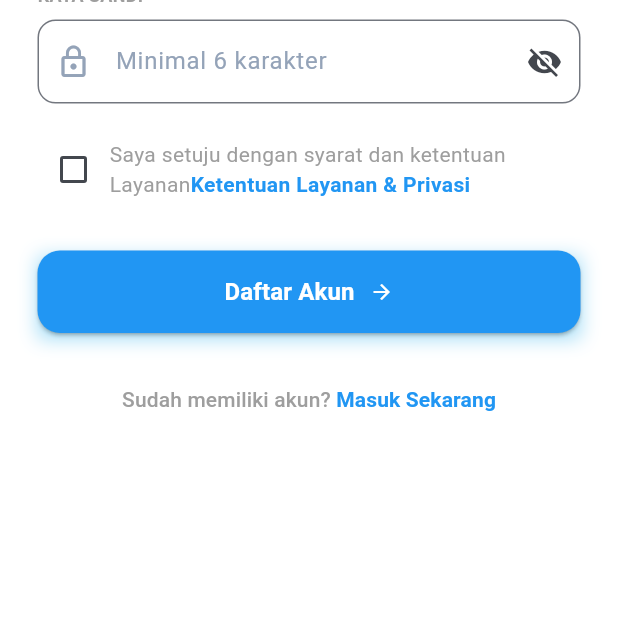
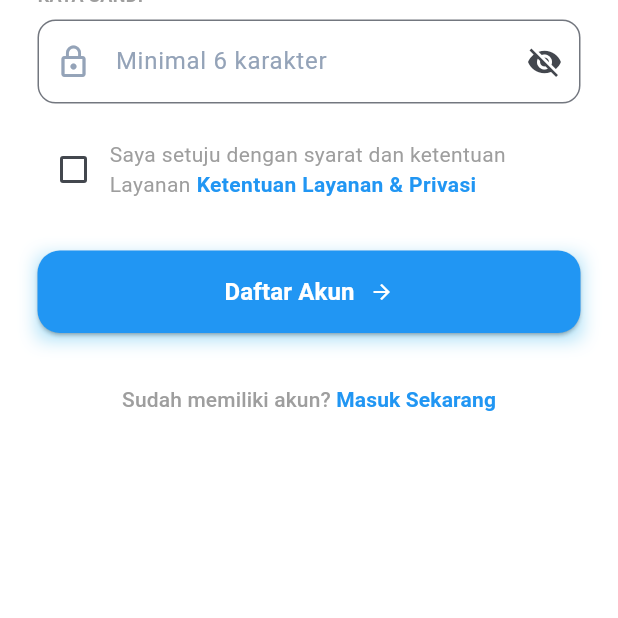
Before and after one commit to faldyardiansyah/mobile_proyek, a Flutter app: the RegisterScreen screen opened by its route, after a tap on "Daftar Akun", on a phone screen of 412 x 824 dp, the part 618-1236 px from its top. Run offline on Flutter 3.47's test engine with Material 3 defaults, Android fonts, the phone set to English and light mode, and no system bars; drawn by our look-alikes of flutter_animate; our stand-ins replace dash_chat_2, dio, get, get_storage, lottie; accounts and stored records are empty.

Commit message:
nambahin jeda di ketentuan

```diff
--- a/lib/auth/controller/auth_controller.dart
+++ b/lib/auth/controller/auth_controller.dart
@@ -141,7 +141,7 @@ class AuthController extends GetxController {
 
       Get.snackbar(
         'Berhasil',
-        'Selamat datang ${response.data['user']['nama']}',
+        'Register ${response.data['user']['nama']}',
         backgroundColor: Colors.green.shade50,
         colorText: Colors.green.shade800,
         snackPosition: SnackPosition.TOP,
--- a/lib/auth/register_screen.dart
+++ b/lib/auth/register_screen.dart
@@ -145,6 +145,7 @@ class _RegisterScreenState extends State<RegisterScreen> {
                       text: "Saya setuju dengan syarat dan ketentuan Layanan",
                       style: TextStyle(fontSize: 14, color: AppColor.grey),
                       children: [
+                        WidgetSpan(child: SizedBox(width: 4)),
                         TextSpan(
                           text: "Ketentuan Layanan & Privasi",
                           style: TextStyle(
--- a/lib/services/api_service.dart
+++ b/lib/services/api_service.dart
@@ -6,7 +6,7 @@ class ApiService extends GetxService {
   late dio_lib.Dio _dio;
   final _storage = GetStorage();
 
-  static const String baseUrl = 'http://10.0.166.203:8000/api';
+  static const String baseUrl = 'http://192.168.1.10:8000/api';
 
   @override
   void onInit() {
```
